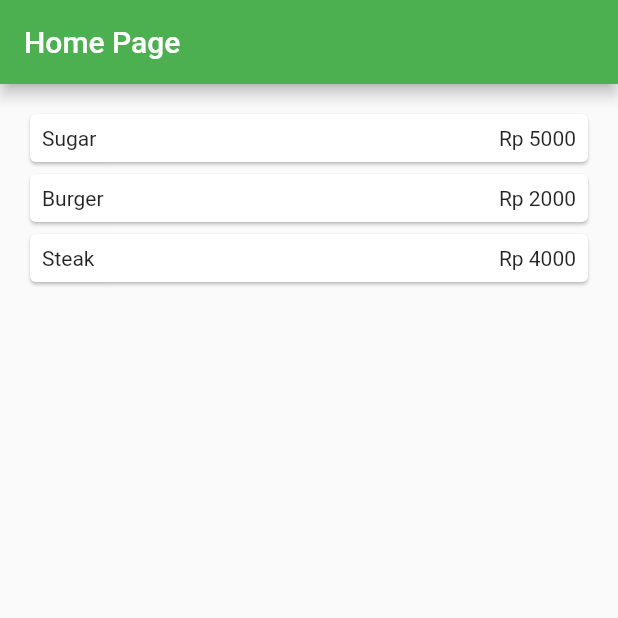
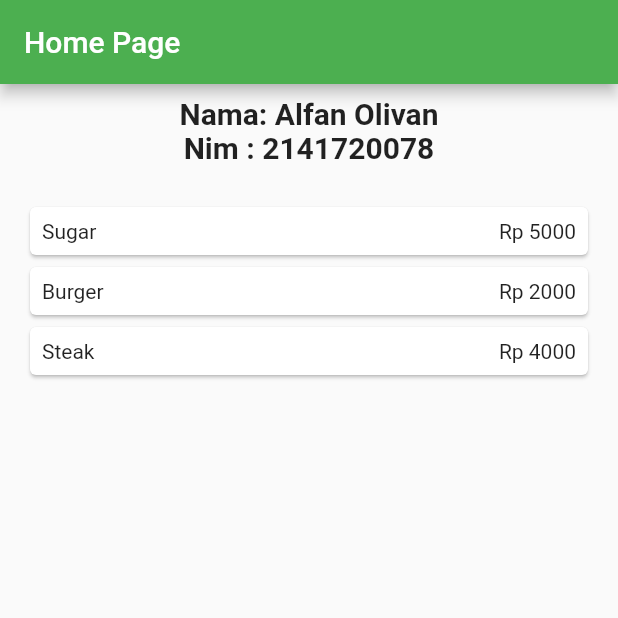
Before and after one commit to Alivan21/2141720078-mobile-2023, a Flutter app: the screen it shows after launch, on a phone screen of 412 x 824 dp, the top half of it. Run offline on Flutter 3.47's test engine with Material 2 defaults, Android fonts, the phone set to English and light mode, and no system bars.

Commit message:
week_07: dokumentasi

```diff
--- a/week-07/src/belanja/lib/pages/home_page.dart
+++ b/week-07/src/belanja/lib/pages/home_page.dart
@@ -37,6 +37,19 @@ class HomePage extends StatelessWidget {
       ),
       body: Container(
         margin: const EdgeInsets.all(8),
+        child: Column(
+          children: [
+            const Text(
+              'Nama: Alfan Olivan\nNim : 2141720078', // Your desired text here
+              style: TextStyle(
+                fontSize: 20, // Adjust the font size as needed
+                fontWeight: FontWeight.bold, // Add styling as needed
+              ),
+              textAlign: TextAlign.center,
+            ),
+            const SizedBox(
+                height: 16), // Add some spacing between the text and ListView
+            Expanded(
               child: ListView.builder(
                 padding: const EdgeInsets.all(8),
                 itemCount: items.length,
@@ -55,13 +68,19 @@ class HomePage extends StatelessWidget {
                               child: Text(
                                 'Rp ${item.price.toString()}',
                                 textAlign: TextAlign.end,
-                      ))
+                              ),
+                            ),
                           ],
                         ),
-                )),
+                      ),
+                    ),
                   );
                 },
               ),
-        ));
+            ),
+          ],
+        ),
+      ),
+    );
   }
 }
```
Also changed, not shown: week-07/docs/1.jpeg (added), week-07/docs/2.jpeg (added), week-07/docs/3.jpeg (added), week-07/docs/4.jpeg (added), 1 other file. Lines whose indentation alone changed are shown as unchanged.
